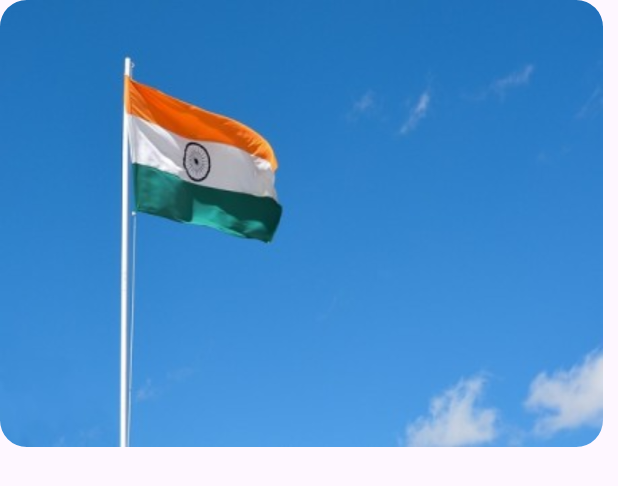
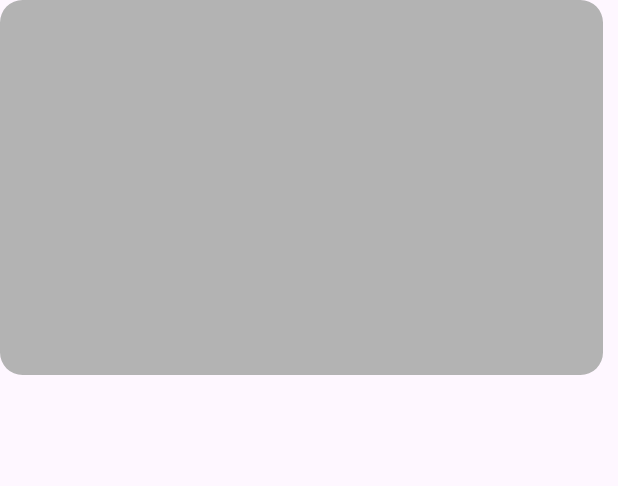
Before and after one commit to Iamshivang/AlbuM, an Android app: the layout gallery_item.xml on its own in the app's theme, with its tools: preview values and no code run, on a phone screen of 412 x 824 dp. Shown: the top 486 px of the screen. Run offline under Robolectric (Android 15) with nearby library versions, the phone set to English and light mode, and no system bars.

Commit message:
Implement shimmerLF in image loading state

```diff
--- a/app/build.gradle.kts
+++ b/app/build.gradle.kts
@@ -43,8 +43,7 @@ android {
 }
 
 dependencies {
-
-    implementation("androidx.core:core-ktx:1.9.0")
+    implementation("androidx.core:core-ktx:1.12.0")
     implementation("androidx.appcompat:appcompat:1.6.1")
     implementation("com.google.android.material:material:1.11.0")
     implementation("androidx.constraintlayout:constraintlayout:2.1.4")
--- a/app/src/main/res/layout/fragment_home.xml
+++ b/app/src/main/res/layout/fragment_home.xml
@@ -55,8 +55,8 @@
 
     <com.airbnb.lottie.LottieAnimationView
         android:id="@+id/lottie_error"
-        android:layout_width="150dp"
-        android:layout_height="150dp"
+        android:layout_width="250dp"
+        android:layout_height="250dp"
         android:layout_gravity="center"
         android:elevation="10dp"
         android:scaleX="1.5"
@@ -129,7 +129,7 @@
             android:paddingTop="10dp"
             tools:listitem="@layout/gallery_item"
             android:visibility="gone"
-            tools:visibility="visible"
+            tools:visibility="gone"
             app:spanCount="2"
             app:layoutManager="androidx.recyclerview.widget.StaggeredGridLayoutManager"
             android:elevation="2dp" />
--- a/app/src/main/res/layout/gallery_item.xml
+++ b/app/src/main/res/layout/gallery_item.xml
@@ -2,6 +2,7 @@
 <androidx.constraintlayout.widget.ConstraintLayout xmlns:android="http://schemas.android.com/apk/res/android"
     android:layout_width="match_parent"
     android:layout_height="wrap_content"
+    xmlns:tools="http://schemas.android.com/tools"
     android:layout_marginBottom="8dp"
     xmlns:app="http://schemas.android.com/apk/res-auto">
 
@@ -9,8 +10,8 @@
         android:layout_width="match_parent"
         android:layout_height="wrap_content"
         android:maxHeight="300dp"
-        android:src="@drawable/flag"
         android:scaleType="fitXY"
+        android:visibility="visible"
         app:layout_constraintStart_toStartOf="parent"
         app:layout_constraintEnd_toEndOf="parent"
         app:layout_constraintTop_toTopOf="parent"
@@ -19,4 +20,32 @@
         app:shapeAppearanceOverlay="@style/imageViewRounded"
         android:id="@+id/ivGalleryPhoto"/>
 
+    <com.facebook.shimmer.ShimmerFrameLayout
+        android:id="@+id/sfl_placeholder"
+        android:layout_width="match_parent"
+        android:layout_height="wrap_content"
+        android:animateLayoutChanges="true"
+        android:animationCache="true"
+        android:visibility="visible"
+        tools:visibility="visible"
+        android:layout_marginEnd="10dp"
+        app:shimmer_repeat_mode="restart"
+        app:shimmer_shape="radial"
+        app:layout_constraintStart_toStartOf="parent"
+        app:layout_constraintEnd_toEndOf="parent"
+        app:layout_constraintTop_toTopOf="parent">
+
+        <com.google.android.material.imageview.ShapeableImageView
+            android:layout_width="match_parent"
+            app:layout_constraintWidth_percent="0.47"
+            android:layout_height="250dp"
+            app:layout_constraintStart_toStartOf="parent"
+            app:layout_constraintTop_toTopOf="parent"
+            app:layout_constraintEnd_toStartOf="@id/shimmer_image_two"
+            app:shapeAppearance="?attr/actionButtonStyle"
+            app:shapeAppearanceOverlay="@style/imageViewRounded"
+            android:background="@color/shimmer_background"/>
+
+    </com.facebook.shimmer.ShimmerFrameLayout>
+
 </androidx.constraintlayout.widget.ConstraintLayout>
```
Also changed, not shown: app/src/main/java/com/example/album/adapters/GalleryAdapter.kt (+28 -18 lines), app/src/main/java/com/example/album/ui/home/HomeFragment.kt (+9 -6 lines).
